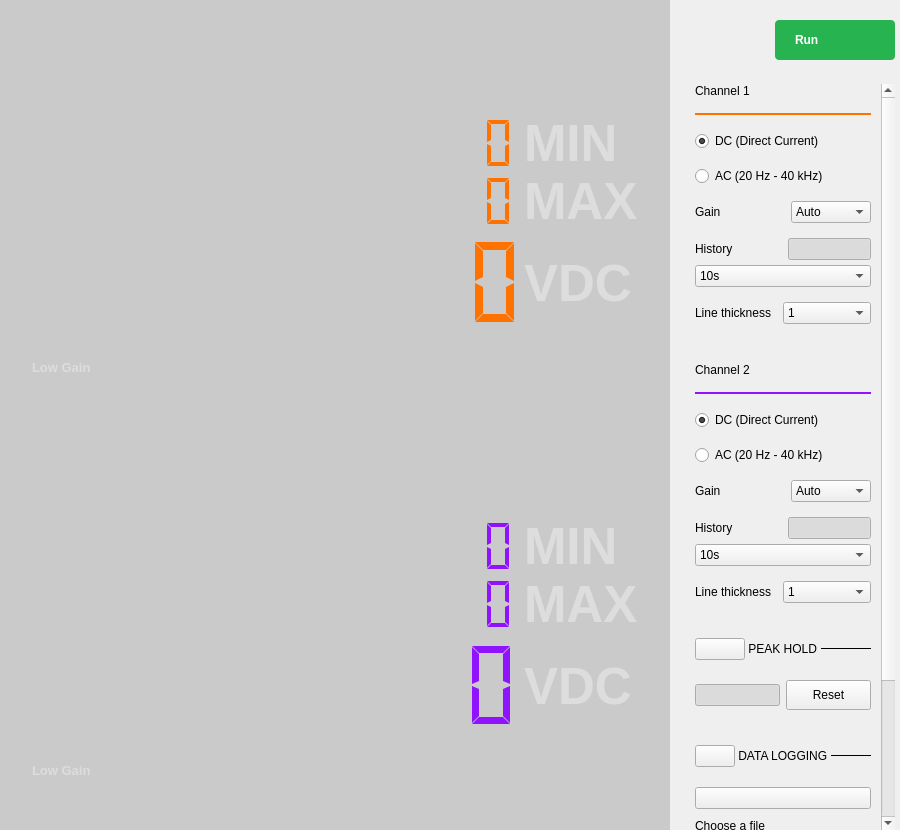
First picture: the form in ui/dmm.ui, repository analogdevicesinc/scopy, before the edit.
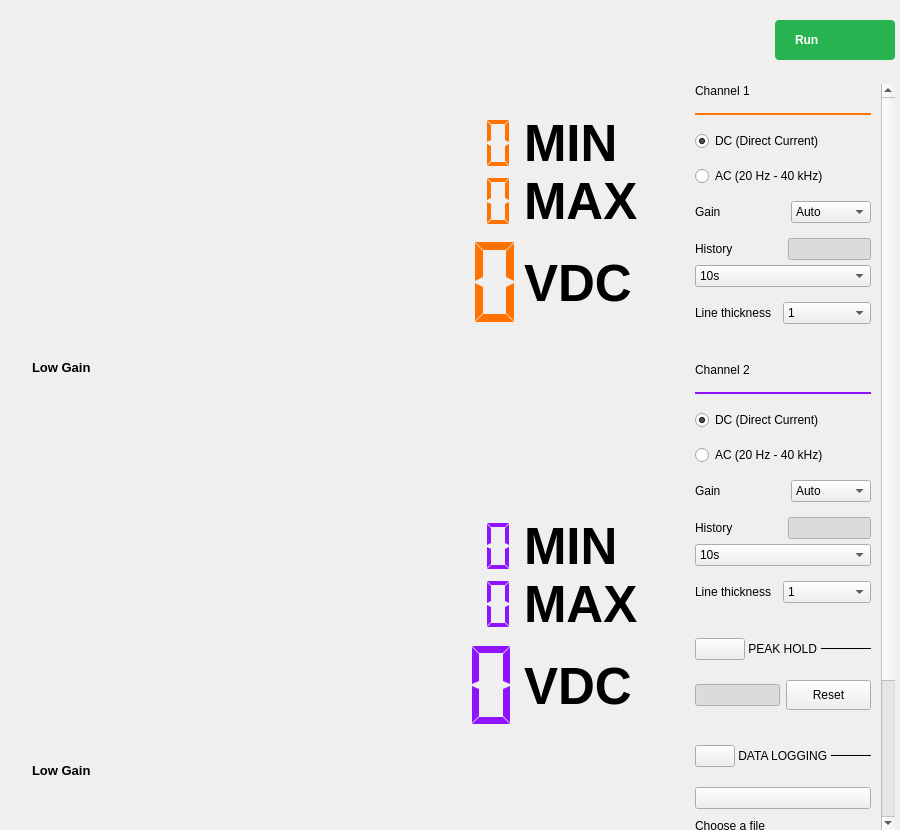
Second picture: the form after the edit. Icons and pictures are not drawn. Custom widgets are drawn as their Qt base class.

Diff of the .ui file:
```diff
--- a/ui/dmm.ui
+++ b/ui/dmm.ui
@@ -35,11 +35,7 @@
    <item>
     <widget class="adiscope::DetachDragZone" name="leftPanel" native="true">
      <property name="styleSheet">
-      <string notr="true">QWidget#leftPanel { 
-	background-color: rgba(0, 0, 0, 40); 
-}
-QLabel { 
-	color: rgba(255, 255, 255, 90);
+      <string notr="true">QLabel { 
 	 font-size: 51px; 
 	font-weight: bold; 
 	qproperty-alignment: 'AlignBottom | AlignLeft';
```
